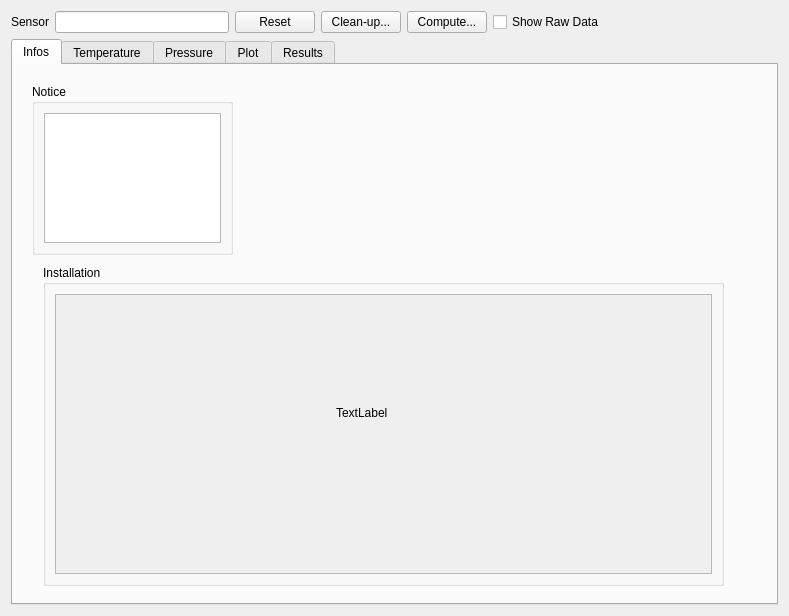
First picture: the form in molonaviz/widgetpoint.ui, repository SandraClodion/projet_molonaviz, before the edit.
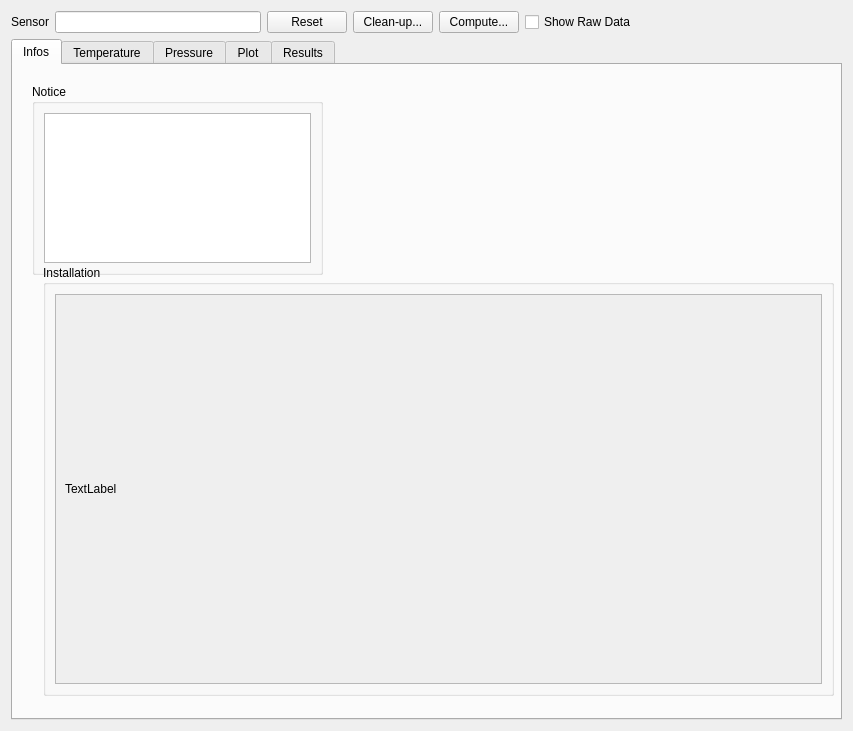
Second picture: the form after the edit.

Patch:
```diff
--- a/molonaviz/widgetpoint.ui
+++ b/molonaviz/widgetpoint.ui
@@ -6,15 +6,15 @@
    <rect>
     <x>0</x>
     <y>0</y>
-    <width>789</width>
-    <height>616</height>
+    <width>853</width>
+    <height>731</height>
    </rect>
   </property>
   <property name="windowTitle">
    <string>Form</string>
   </property>
-  <layout class="QVBoxLayout" name="verticalLayout_3">
-   <item>
+  <layout class="QGridLayout" name="gridLayout_3">
+   <item row="0" column="0">
     <layout class="QHBoxLayout" name="horizontalLayout">
      <item>
       <widget class="QLabel" name="label">
@@ -73,7 +73,7 @@
      </item>
     </layout>
    </item>
-   <item>
+   <item row="1" column="0">
     <widget class="QTabWidget" name="tabWidget">
      <property name="currentIndex">
       <number>0</number>
@@ -87,14 +87,14 @@
         <rect>
          <x>30</x>
          <y>200</y>
-         <width>681</width>
-         <height>321</height>
+         <width>791</width>
+         <height>431</height>
         </rect>
        </property>
        <property name="title">
         <string>Installation</string>
        </property>
-       <layout class="QVBoxLayout" name="verticalLayout_2">
+       <layout class="QHBoxLayout" name="horizontalLayout_2">
         <item>
          <widget class="QScrollArea" name="scrollArea">
           <property name="widgetResizable">
@@ -105,23 +105,25 @@
             <rect>
              <x>0</x>
              <y>0</y>
-             <width>649</width>
-             <height>270</height>
+             <width>759</width>
+             <height>380</height>
             </rect>
            </property>
+           <layout class="QVBoxLayout" name="verticalLayout_2">
+            <item>
            <widget class="QLabel" name="labelSchema">
-            <property name="geometry">
-             <rect>
-              <x>280</x>
-              <y>110</y>
-              <width>60</width>
-              <height>16</height>
-             </rect>
+              <property name="sizePolicy">
+               <sizepolicy hsizetype="Expanding" vsizetype="Expanding">
+                <horstretch>0</horstretch>
+                <verstretch>0</verstretch>
+               </sizepolicy>
             </property>
             <property name="text">
              <string>TextLabel</string>
             </property>
            </widget>
+            </item>
+           </layout>
           </widget>
          </widget>
         </item>
@@ -132,8 +134,8 @@
         <rect>
          <x>19</x>
          <y>19</y>
-         <width>201</width>
-         <height>171</height>
+         <width>291</width>
+         <height>191</height>
         </rect>
        </property>
        <property name="title">
```
Lines whose indentation alone changed are shown as unchanged.
